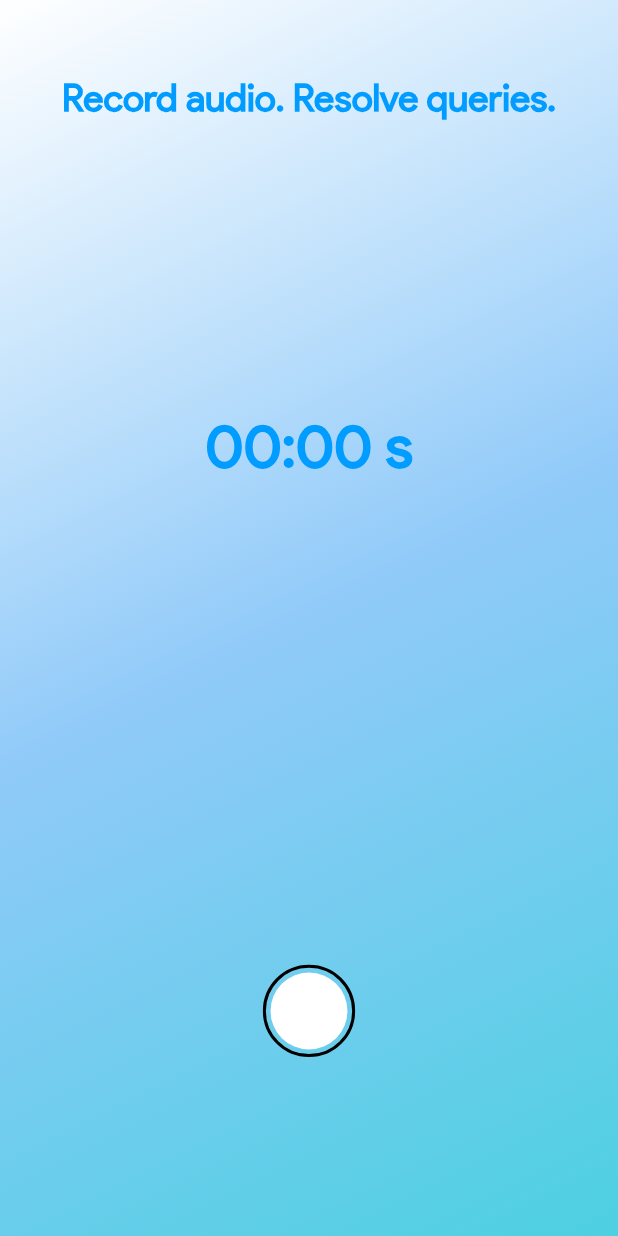
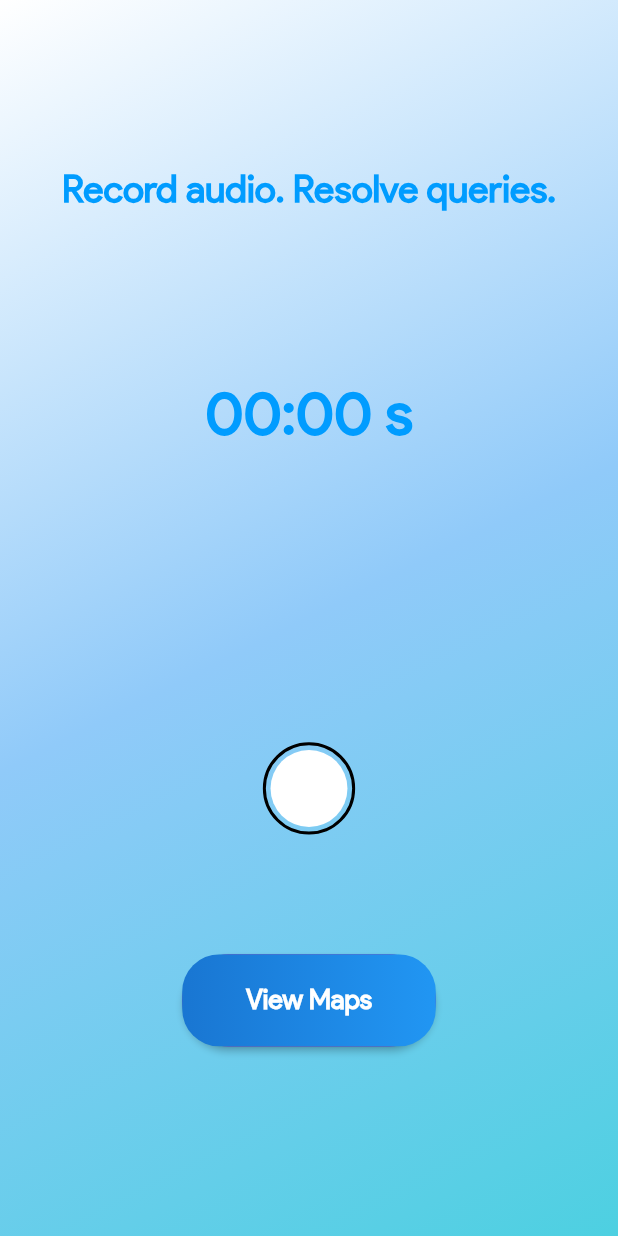
Before and after one commit to Arjun-254/SIH1348_LichtDenCode, a Flutter app: the HomePage screen opened directly, on a phone screen of 412 x 824 dp. Run offline on Flutter 3.47's test engine with Material 2 defaults, Android fonts, the light colour scheme and no system bars; our stand-ins replace geolocator, google_maps_flutter, loading_animation_widget, lottie, permission_handler, shared_preferences; missing offline and left inert: flutter_sound, model_viewer_plus; accounts and stored records are empty; generated files the repository leaves out were written again.

Commit message:
maps added

```diff
--- a/lib/screens/HomePage.dart
+++ b/lib/screens/HomePage.dart
@@ -10,6 +10,7 @@ import 'package:path_provider/path_provider.dart';
 import 'package:permission_handler/permission_handler.dart';
 import 'package:http/http.dart' as http;
 import 'package:http_parser/http_parser.dart';
+import 'package:sih/maps/maps.dart';
 import '../models/AudioModel.dart';
 import '../helpers/Utils.dart';
 import 'package:flutter_gen/gen_l10n/app_localizations.dart';
@@ -120,8 +121,10 @@ class _HomePageState extends State<HomePage>
         child: Scaffold(
           backgroundColor: Colors.transparent,
           body: Column(
-            mainAxisAlignment: MainAxisAlignment.spaceEvenly,
             children: [
+              SizedBox(
+                height: 100 * (height / deviceHeight),
+              ),
               Padding(
                 padding: const EdgeInsets.all(8.0),
                 child: Text(
@@ -158,7 +161,7 @@ class _HomePageState extends State<HomePage>
                     );
                   }),
               SizedBox(
-                height: 50 * (height / deviceHeight),
+                height: 70 * (height / deviceHeight),
               ),
               // AnimatedBuilder(
               //     animation: _controller,
@@ -200,7 +203,7 @@ class _HomePageState extends State<HomePage>
                 )),
               if (!isPlaying)
                 SizedBox(
-                  height: 50 * (height / deviceHeight),
+                  height: 70 * (height / deviceHeight),
                   child: gotSomeTextYo
                       ? Padding(
                           padding: const EdgeInsets.all(8.0),
@@ -220,7 +223,6 @@ class _HomePageState extends State<HomePage>
               SizedBox(
                 height: 50 * (height / deviceHeight),
               ),
-              // Start and Stop Button
               Container(
                 alignment: Alignment.center,
                 height: 60 * (height / deviceHeight),
@@ -260,7 +262,38 @@ class _HomePageState extends State<HomePage>
                 ),
               ),
               SizedBox(
-                height: 35 * (height / deviceHeight),
+                height: 70 * (height / deviceHeight),
+              ),
+              Padding(
+                padding: const EdgeInsets.all(8.0),
+                child: ElevatedButton(
+                  onPressed: () {
+                    Navigator.of(context).push(_createRoute());
+                  },
+                  style: ElevatedButton.styleFrom(
+                      padding: EdgeInsets.zero,
+                      shape: RoundedRectangleBorder(
+                          borderRadius: BorderRadius.circular(60))),
+                  child: Ink(
+                    decoration: BoxDecoration(
+                        gradient: LinearGradient(
+                            colors: [Colors.blue[700]!, Colors.blue[500]!]),
+                        borderRadius: BorderRadius.circular(25)),
+                    child: Container(
+                      width: 165 * (height / deviceHeight),
+                      height: 60 * (height / deviceHeight),
+                      alignment: Alignment.center,
+                      child: const Text(
+                        "View Maps",
+                        style: TextStyle(
+                            fontFamily: "productSansReg",
+                            color: Colors.white,
+                            fontWeight: FontWeight.w700,
+                            fontSize: 18),
+                      ),
+                    ),
+                  ),
+                ),
               ),
             ],
           ),
@@ -271,7 +304,7 @@ class _HomePageState extends State<HomePage>
 
   Future getAudio(String text) async {
     var res = await http.post(
-      Uri.parse('https://8cbc-35-238-163-220.ngrok-free.app/coqui-tts/'),
+      Uri.parse('https://d228-34-125-191-35.ngrok-free.app/coqui-tts/'),
       headers: <String, String>{
         'Content-Type': 'application/json; charset=UTF-8',
       },
@@ -294,6 +327,9 @@ class _HomePageState extends State<HomePage>
       },
       body: jsonEncode(<String, String>{"text": text}),
     );
+    if (kDebugMode) {
+      print(res.statusCode);
+    }
     if (res.statusCode == 200) {
       if (kDebugMode) {
         print(res.body);
@@ -307,7 +343,7 @@ class _HomePageState extends State<HomePage>
     }
     var response = http.MultipartRequest(
       'POST',
-      Uri.parse('https://8cbc-35-238-163-220.ngrok-free.app/transcribe/'),
+      Uri.parse('https://d228-34-125-191-35.ngrok-free.app/transcribe/'),
     );
     response.files.add(http.MultipartFile(
         'file', audioPath!.readAsBytes().asStream(), audioPath.lengthSync(),
@@ -342,4 +378,23 @@ class _HomePageState extends State<HomePage>
     final audio = File('${directory.path}/$name');
     return File(path).copy(audio.path);
   }
+
+  Route _createRoute() {
+    return PageRouteBuilder(
+      pageBuilder: (context, animation, secondaryAnimation) => const maps(),
+      transitionsBuilder: (context, animation, secondaryAnimation, child) {
+        const begin = Offset(1.0, 0.0);
+        const end = Offset.zero;
+        const curve = Curves.ease;
+
+        var tween =
+            Tween(begin: begin, end: end).chain(CurveTween(curve: curve));
+
+        return SlideTransition(
+          position: animation.drive(tween),
+          child: child,
+        );
+      },
+    );
+  }
 }
--- a/pubspec.yaml
+++ b/pubspec.yaml
@@ -43,6 +43,8 @@ dependencies:
   shared_preferences:
   rxdart: ^0.27.7
   lottie: ^2.6.0
+  google_maps_flutter:
+  geolocator:
 
 
   # The following adds the Cupertino Icons font to your application.
```
Also changed, not shown: lib/main.dart (+7 -22 lines), lib/maps/maps.dart (added, +52 -0 lines), 4 other files.
